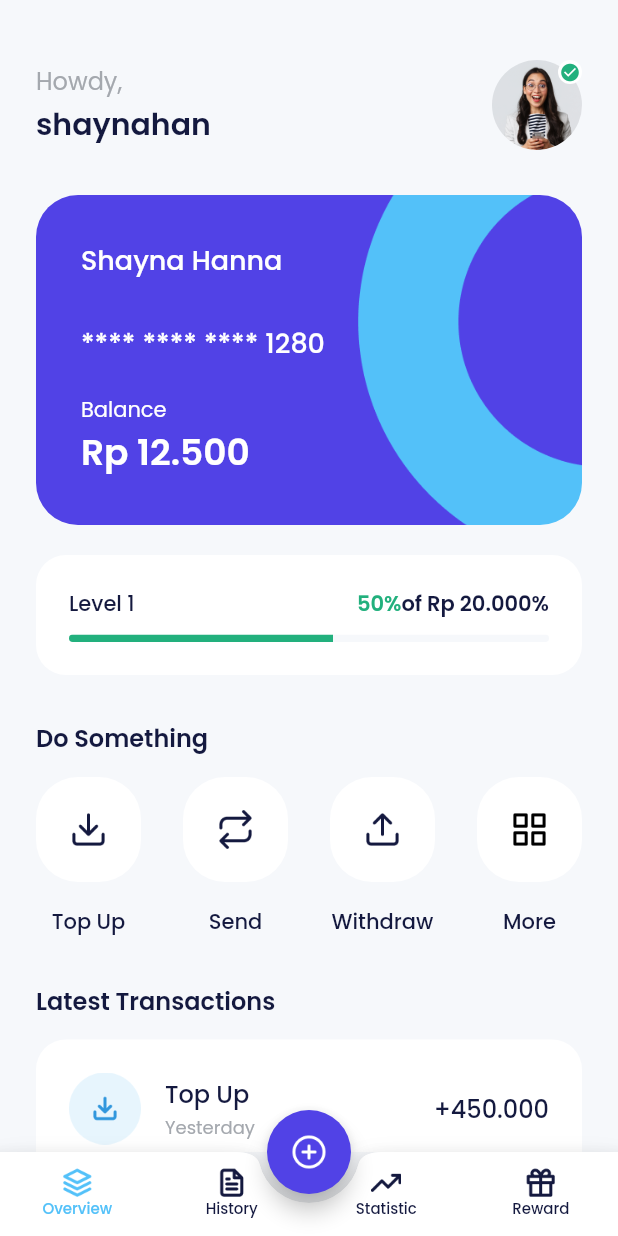
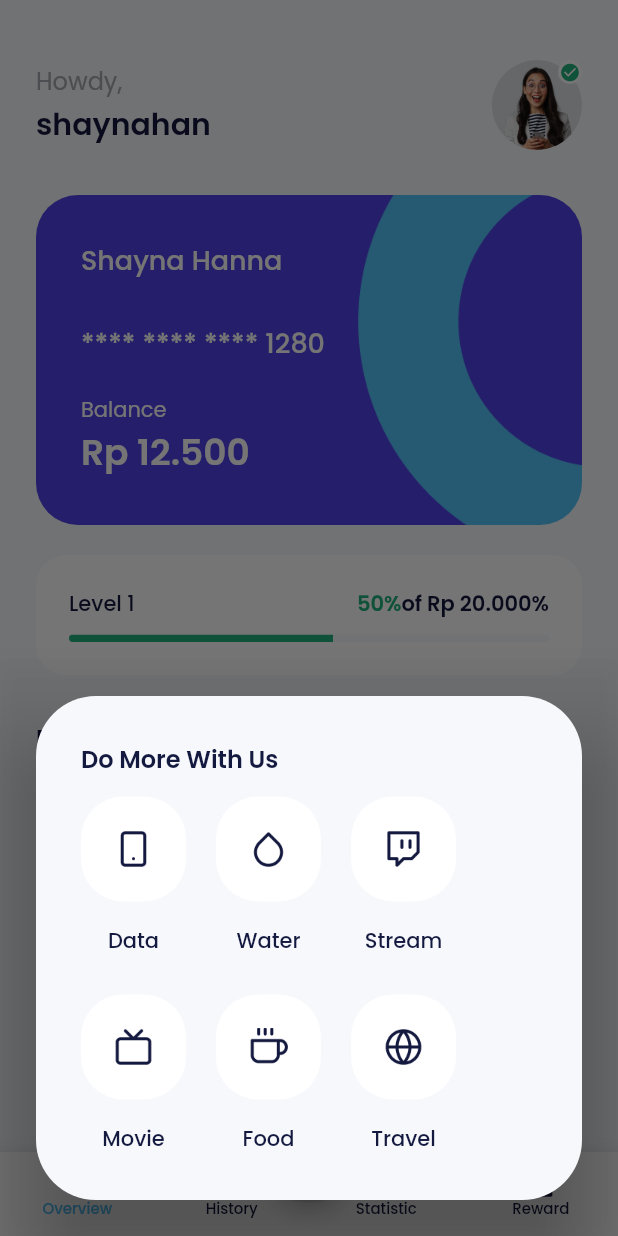
Before and after one commit to nabilhudarizalulhaq/payment_app_bank-sha, a Flutter app: the HomePage screen opened by its route, after a tap on "More", on a phone screen of 412 x 824 dp. Run offline on Flutter 3.47's test engine with Material 2 defaults, Android fonts, the phone set to English and light mode, and no system bars; our stand-ins replace carousel_slider, google_fonts.

Commit message:
slicing data page

```diff
--- a/lib/main.dart
+++ b/lib/main.dart
@@ -1,4 +1,7 @@
 import 'package:bank_sha/shared/theme.dart';
+import 'package:bank_sha/ui/screen/data_package_page.dart';
+import 'package:bank_sha/ui/screen/data_package_suscces_page.dart';
+import 'package:bank_sha/ui/screen/data_provider_page.dart';
 import 'package:bank_sha/ui/screen/home_page.dart';
 import 'package:bank_sha/ui/screen/onboarding_page.dart';
 import 'package:bank_sha/ui/screen/pin_page.dart';
@@ -64,6 +67,9 @@ class MyApp extends StatelessWidget {
         '/transfer':(context) => const TransferPage(),
         '/transfer-amount':(context) => const TransferAmountPage(),
         '/transfer-succes':(context) => const TransferSuccesPage(),
+        '/data-provider':(context) => const DataProviderPage(),
+        '/data-package':(context) => const DataPackagePage(),
+        '/data-package-succes':(context) => const DataPackageSuccesPage(),
       },
     );
   }
--- a/lib/ui/screen/home_page.dart
+++ b/lib/ui/screen/home_page.dart
@@ -314,7 +314,12 @@ class HomePage extends StatelessWidget {
               HomeServiceItem(
                 iconUrl: 'assets/ic_more.png',
                 title: 'More',
-                onTap: () {},
+                onTap: () {
+                  showDialog(
+                    context: context,
+                    builder: (context) => const MoreDialog(),
+                  );
+                },
               ),
             ],
           ),
@@ -484,3 +489,72 @@ class HomePage extends StatelessWidget {
     );
   }
 }
+
+class MoreDialog extends StatelessWidget {
+  const MoreDialog({super.key});
+
+  @override
+  Widget build(BuildContext context) {
+    return AlertDialog(
+      backgroundColor: Colors.transparent,
+      insetPadding: EdgeInsets.zero,
+      alignment: Alignment.bottomCenter,
+      content: Container(
+        height: 336,
+        padding: const EdgeInsets.all(30),
+        width: MediaQuery.of(context).size.width,
+        decoration: BoxDecoration(
+          borderRadius: BorderRadius.circular(40),
+          color: lightBackgroundColor,
+        ),
+        child: Column(
+          crossAxisAlignment: CrossAxisAlignment.start,
+          children: [
+            Text(
+              'Do More With Us',
+              style: blackTextStyle.copyWith(
+                fontSize: 16,
+                fontWeight: semiBold,
+              ),
+            ),
+            const SizedBox(
+              height: 13,
+            ),
+            Wrap(
+              spacing: 20,
+              runSpacing: 25,
+              children: [
+                HomeServiceItem(
+                    iconUrl: 'assets/ic_product_data.png',
+                    title: 'Data',
+                    onTap: () {
+                      Navigator.pushNamed(context, '/data-provider');
+                    }),
+                HomeServiceItem(
+                    iconUrl: 'assets/ic_product_water.png',
+                    title: 'Water',
+                    onTap: () {}),
+                HomeServiceItem(
+                    iconUrl: 'assets/ic_product_stream.png',
+                    title: 'Stream',
+                    onTap: () {}),
+                HomeServiceItem(
+                    iconUrl: 'assets/ic_product_movie.png',
+                    title: 'Movie',
+                    onTap: () {}),
+                HomeServiceItem(
+                    iconUrl: 'assets/ic_product_food.png',
+                    title: 'Food',
+                    onTap: () {}),
+                HomeServiceItem(
+                    iconUrl: 'assets/ic_product_travel.png',
+                    title: 'Travel',
+                    onTap: () {}),
+              ],
+            )
+          ],
+        ),
+      ),
+    );
+  }
+}
--- a/lib/ui/screen/transfer_amount_page.dart
+++ b/lib/ui/screen/transfer_amount_page.dart
@@ -1,5 +1,4 @@
 import 'package:bank_sha/shared/theme.dart';
-import 'package:url_launcher/url_launcher.dart';
 import 'package:intl/intl.dart';
 import 'package:bank_sha/ui/widgets/buttons.dart';
 import 'package:flutter/material.dart';
--- a/pubspec.yaml
+++ b/pubspec.yaml
@@ -43,6 +43,7 @@ dev_dependencies:
   carousel_slider: ^4.2.1
   url_launcher: ^6.1.12
   intl: ^0.18.1
+  another_flushbar: ^1.12.30
 
   # The "flutter_lints" package below contains a set of recommended lints to
   # encourage good coding practices. The lint set provided by the package is
```
Also changed, not shown: lib/ui/screen/data_package_page.dart (added, +98 -0 lines), lib/ui/screen/data_package_suscces_page.dart (added, +51 -0 lines), lib/ui/screen/data_provider_page.dart (added, +110 -0 lines), lib/ui/widgets/data_provider_item.dart (added, +60 -0 lines), lib/ui/widgets/package_item.dart (added, +56 -0 lines), pubspec.lock.
